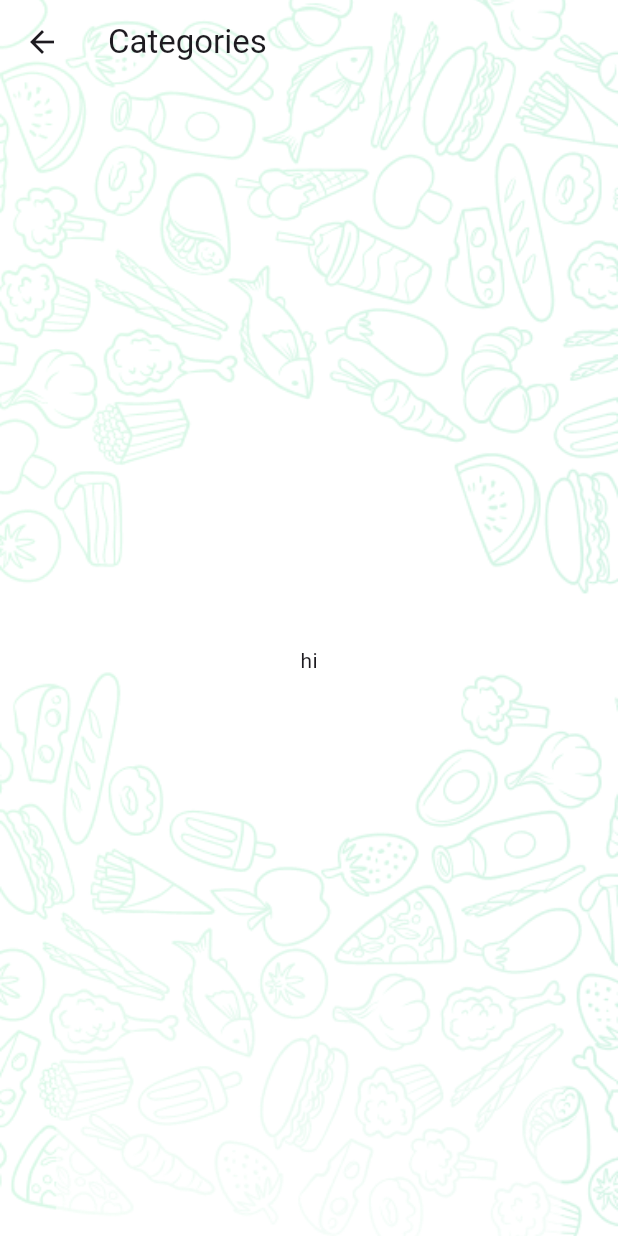
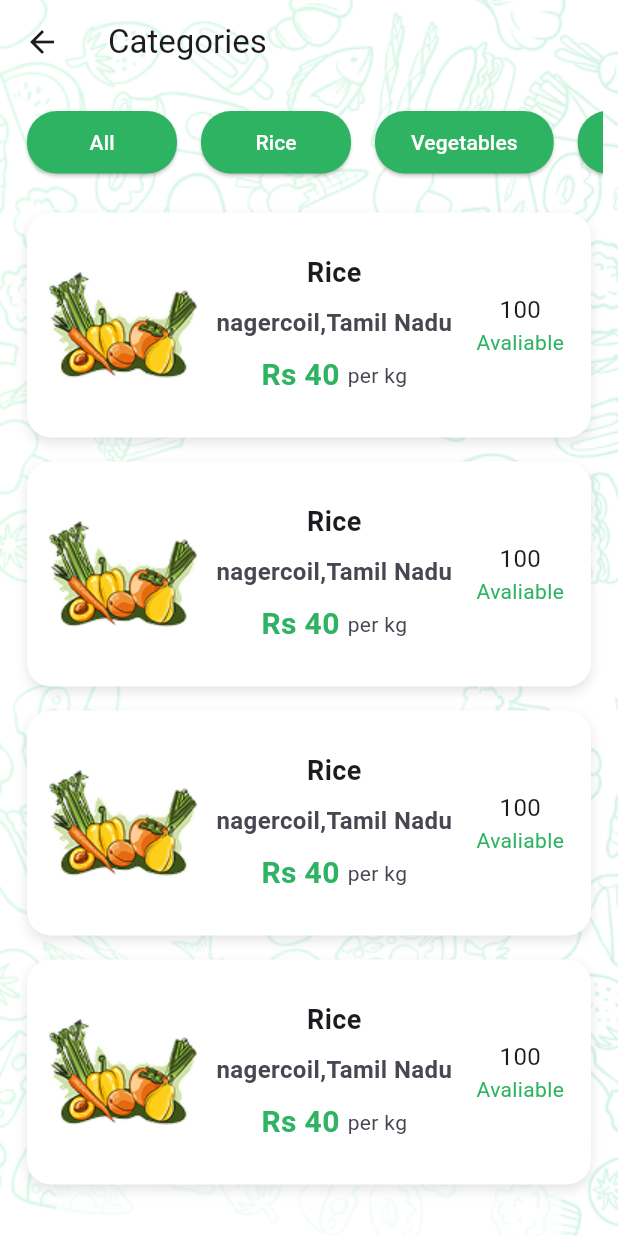
Before and after one commit to Manoj0012/Agromart-Mobile-Application, a Flutter app: the Categoriepage screen opened directly, on a phone screen of 412 x 824 dp. Run offline on Flutter 3.47's test engine with Material 3 defaults, Android fonts, the phone set to English and light mode, and no system bars; our stand-ins replace another_flushbar, curved_navigation_bar, dio, flutter_bloc, flutter_secure_storage, geocoding and 3 more; accounts and stored records are empty; network calls fail.

Commit message:
Category page created

```diff
--- a/Agromart/client/lib/Presentation/pages/Categoriepage.dart
+++ b/Agromart/client/lib/Presentation/pages/Categoriepage.dart
@@ -1,5 +1,7 @@
 import 'package:client/Presentation/Utiltis/Backgroundimage.dart';
-import 'package:client/Presentation/widgets/FieldButton.dart';
+import 'package:client/Presentation/Utiltis/utilis.dart';
+import 'package:client/Presentation/widgets/CategoryCard.dart';
+import 'package:client/Presentation/widgets/CategoryTile.dart';
 import 'package:flutter/material.dart';
 
 class Categoriepage extends StatelessWidget {
@@ -7,6 +9,15 @@ class Categoriepage extends StatelessWidget {
 
   @override
   Widget build(BuildContext context) {
+    // ignore: non_constant_identifier_names
+    final List<dynamic> Topbar = [
+      {'label': "All", 'onpressed': () {}},
+      {'label': "Rice", 'onpressed': () {}},
+      {'label': "Vegetables", 'onpressed': () {}},
+      {'label': "Dairy", 'onpressed': () {}},
+      {'label': "Fruits", 'onpressed': () {}},
+    ];
+    Utils utils = Utils();
     return BackgroundImage(
       child: Scaffold(
           backgroundColor: Colors.transparent,
@@ -16,8 +27,47 @@ class Categoriepage extends StatelessWidget {
             leading: IconButton(
                 onPressed: () {}, icon: const Icon(Icons.arrow_back)),
           ),
-          body: Center(
-            child: Text("hi"),
+          body: Padding(
+            padding: const EdgeInsets.all(10),
+            child: Column(
+              children: [
+                SizedBox(
+                  height: MediaQuery.of(context).size.height * 0.07,
+                  child: ListView.builder(
+                    scrollDirection: Axis.horizontal,
+                    itemCount: 5,
+                    itemBuilder: (context, index) {
+                      return Categorycard(
+                          label: Topbar[index]['label'],
+                          onpressed: Topbar[index]['onpressed']);
+                    },
+                  ),
+                ),
+                const SizedBox(
+                  height: 10,
+                ),
+                Expanded(
+                  child: ListView.builder(
+                    shrinkWrap: true,
+                    physics: const ClampingScrollPhysics(),
+                    itemCount: 10,
+                    itemBuilder: (context, index) {
+                      return const Categorytile(
+                        productname: 'Rice',
+                        productlocation: "nagercoil,Tamil Nadu",
+                        price: "40",
+                        quantity: "100",
+                        available: true,
+                        src: 'assets/veg.png',
+                      );
+                    },
+                  ),
+                ),
+                const SizedBox(
+                  height: 10,
+                )
+              ],
+            ),
           )),
     );
   }
--- /dev/null
+++ b/Agromart/client/lib/Presentation/widgets/CategoryCard.dart
@@ -0,0 +1,33 @@
+// ignore_for_file: public_member_api_docs, sort_constructors_first
+import 'package:client/Presentation/Utiltis/utilis.dart';
+import 'package:flutter/material.dart';
+
+class Categorycard extends StatelessWidget {
+  final String label;
+  final VoidCallback onpressed;
+  const Categorycard({
+    super.key,
+    required this.label,
+    required this.onpressed,
+  });
+
+  @override
+  Widget build(BuildContext context) {
+    Utils utils = Utils();
+    return Padding(
+        padding: const EdgeInsets.all(8.0),
+        child: ElevatedButton(
+            style: ElevatedButton.styleFrom(
+              minimumSize: const Size(100, 50),
+              backgroundColor: Color(utils.Primary_color),
+              shape: RoundedRectangleBorder(
+                borderRadius: BorderRadius.circular(20), // Add radius here
+              ),
+            ),
+            onPressed:onpressed,
+            child:  Text(
+             label,
+              style: const TextStyle(color: Colors.white),
+            )));
+  }
+}
--- /dev/null
+++ b/Agromart/client/lib/Presentation/widgets/CategoryTile.dart
@@ -0,0 +1,113 @@
+import 'package:client/Presentation/Utiltis/utilis.dart';
+import 'package:flutter/material.dart';
+
+class Categorytile extends StatelessWidget {
+  final String productname;
+  final String productlocation;
+  final String price;
+  final String quantity;
+  final bool available;
+  final String src;
+
+  const Categorytile(
+      {super.key,
+      required this.productname,
+      required this.productlocation,
+      required this.price,
+      required this.quantity,
+      required this.available,
+      required this.src});
+
+  @override
+  Widget build(BuildContext context) {
+    Utils utils = Utils();
+    return Padding(
+      padding: const EdgeInsets.all(8),
+      child: Container(
+        width: MediaQuery.of(context).size.width,
+        height: 150,
+        decoration: BoxDecoration(
+          color: Colors.white,
+          borderRadius: BorderRadius.circular(16), // Rounded corners
+          boxShadow: [
+            BoxShadow(
+              color: Colors.black.withOpacity(0.1), // mild shadow
+              blurRadius: 6,
+              offset: const Offset(0, 3),
+            ),
+          ],
+        ),
+        child: Padding(
+          padding: const EdgeInsets.all(10),
+          child: Row(
+            mainAxisAlignment: MainAxisAlignment.spaceBetween,
+            children: [
+              Image.asset(
+                src,
+                fit: BoxFit.contain,
+              ),
+              Padding(
+                padding: const EdgeInsets.all(8.0),
+                child: Column(
+                  mainAxisAlignment: MainAxisAlignment.spaceEvenly,
+                  children: [
+                    Text(
+                      productname,
+                      style: const TextStyle(
+                          fontSize: 18, fontWeight: FontWeight.bold),
+                    ),
+                    Text(
+                      productlocation,
+                      style: TextStyle(
+                          fontSize: 16,
+                          fontWeight: FontWeight.w600,
+                          color: Color(utils.Secoundary_color)),
+                    ),
+                    Row(
+                      children: [
+                        Text(
+                          "Rs $price ",
+                          style: TextStyle(
+                              fontSize: 20,
+                              color: Color(utils.Primary_color),
+                              fontWeight: FontWeight.bold),
+                        ),
+                        Text(
+                          "per kg",
+                          style:
+                              TextStyle(color: Color(utils.Secoundary_color)),
+                        )
+                      ],
+                    )
+                  ],
+                ),
+              ),
+              Padding(
+                padding: const EdgeInsets.all(8),
+                child: Column(
+                  mainAxisAlignment: MainAxisAlignment.center,
+                  children: [
+                    if (!available)
+                      Text("Sold Out",
+                          style: TextStyle(
+                              color: Color(utils.error_color), fontSize: 20)),
+                    if (available)
+                      Text(
+                        quantity,
+                        style: const TextStyle(fontSize: 16),
+                      ),
+                    if (available)
+                      Text(
+                        "Avaliable",
+                        style: TextStyle(color: Color(utils.Primary_color)),
+                      )
+                  ],
+                ),
+              )
+            ],
+          ),
+        ),
+      ),
+    );
+  }
+}
```
